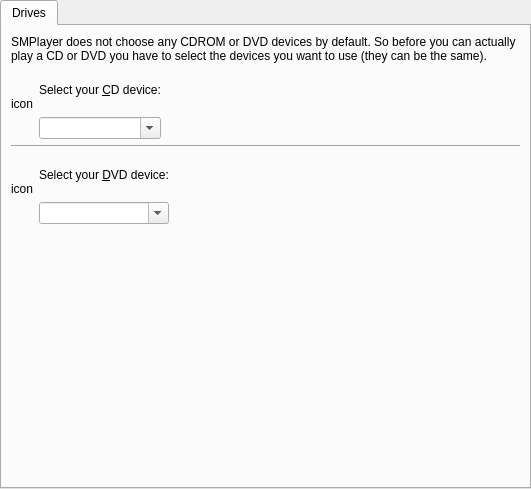
First picture: the form in src/prefdrives.ui, repository wilbert2000/wzplayer, before the edit.
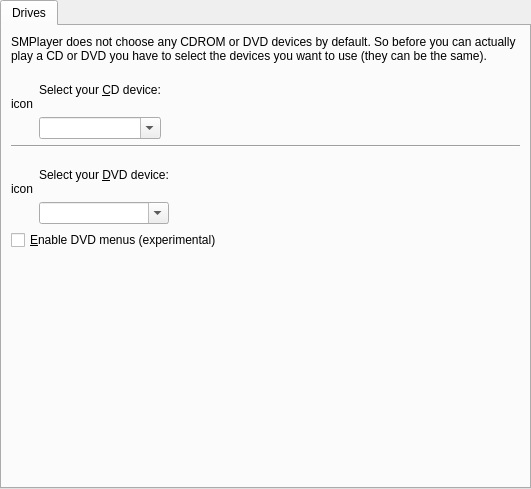
Second picture: the form after the edit. Custom widgets are drawn as their Qt base class.

Commit message: Added an option in Preferences->Drives to enable dvdnav

Diff of the .ui file:
```diff
--- a/src/prefdrives.ui
+++ b/src/prefdrives.ui
@@ -217,6 +217,13 @@
          </item>
         </layout>
        </item>
+       <item>
+        <widget class="QCheckBox" name="use_dvdnav_check" >
+         <property name="text" >
+          <string>&amp;Enable DVD menus (experimental)</string>
+         </property>
+        </widget>
+       </item>
        <item>
         <spacer>
          <property name="orientation" >
```
Left out of the diff: 102 changed lines with no effect on the pictures. The commit also changes 7 other files.
